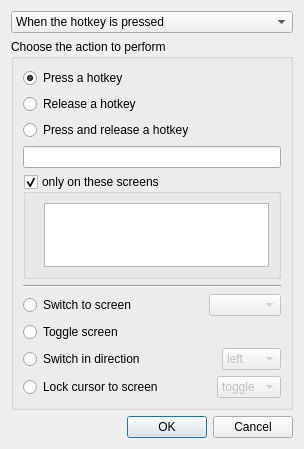
Qt form src/gui/src/ActionDialog.ui (input-leap/input-leap) before a commit.
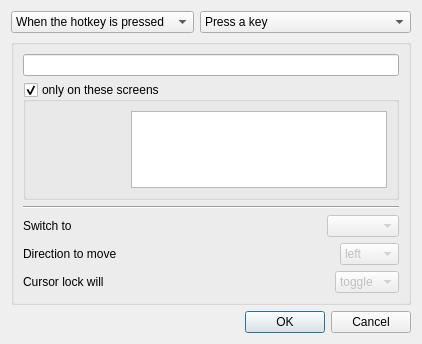
The same form after that commit. Custom widgets are drawn as their Qt base class.

Commit message: ActionDialog: Ux, use a ComboBox to select the action type

Patch:
```diff
--- a/src/gui/src/ActionDialog.ui
+++ b/src/gui/src/ActionDialog.ui
@@ -7,7 +7,7 @@
     <x>0</x>
     <y>0</y>
     <width>304</width>
-    <height>441</height>
+    <height>344</height>
    </rect>
   </property>
   <property name="windowTitle">
@@ -15,49 +15,68 @@
   </property>
   <layout class="QVBoxLayout" name="verticalLayout">
    <item>
-    <widget class="QComboBox" name="comboTriggerOn">
+    <layout class="QHBoxLayout" name="horizontalLayout_4">
      <item>
-      <property name="text">
-       <string>When the hotkey is pressed</string>
-      </property>
+      <widget class="QComboBox" name="comboTriggerOn">
+       <item>
+        <property name="text">
+         <string>When the hotkey is pressed</string>
+        </property>
+       </item>
+       <item>
+        <property name="text">
+         <string>When the hotkey is released</string>
+        </property>
+       </item>
+      </widget>
      </item>
      <item>
-      <property name="text">
-       <string>When the hotkey is released</string>
-      </property>
+      <widget class="QComboBox" name="comboActionType">
+       <item>
+        <property name="text">
+         <string>Press a key</string>
+        </property>
+       </item>
+       <item>
+        <property name="text">
+         <string>Release a key</string>
+        </property>
+       </item>
+       <item>
+        <property name="text">
+         <string>Toggle a key</string>
+        </property>
+       </item>
+       <item>
+        <property name="text">
+         <string>Switch to a specific screen</string>
+        </property>
+       </item>
+       <item>
+        <property name="text">
+         <string>Switch to the next screen</string>
+        </property>
+       </item>
+       <item>
+        <property name="text">
+         <string>Switch to the screen in a direction</string>
+        </property>
+       </item>
+       <item>
+        <property name="text">
+         <string>Modify the cursor lock</string>
+        </property>
+       </item>
+      </widget>
      </item>
-    </widget>
+    </layout>
    </item>
    <item>
     <widget class="QGroupBox" name="m_pGroupType">
      <property name="title">
-      <string>Choose the action to perform</string>
+      <string/>
      </property>
      <layout class="QVBoxLayout">
-      <item>
-       <widget class="QRadioButton" name="m_pRadioPress">
-        <property name="text">
-         <string>Press a hotkey</string>
-        </property>
-        <property name="checked">
-         <bool>true</bool>
-        </property>
-       </widget>
-      </item>
-      <item>
-       <widget class="QRadioButton" name="m_pRadioRelease">
-        <property name="text">
-         <string>Release a hotkey</string>
-        </property>
-       </widget>
-      </item>
-      <item>
-       <widget class="QRadioButton" name="m_pRadioPressAndRelease">
-        <property name="text">
-         <string>Press and release a hotkey</string>
-        </property>
-       </widget>
-      </item>
       <item>
        <widget class="KeySequenceWidget" name="keySequenceWidget">
         <property name="sizePolicy">
@@ -128,9 +147,9 @@
       <item>
        <layout class="QHBoxLayout">
         <item>
-         <widget class="QRadioButton" name="m_pRadioSwitchToScreen">
+         <widget class="QLabel" name="label">
           <property name="text">
-           <string>Switch to screen</string>
+           <string>Switch to</string>
           </property>
          </widget>
         </item>
@@ -159,20 +178,9 @@
       <item>
        <layout class="QHBoxLayout">
         <item>
-         <widget class="QRadioButton" name="m_pRadioToggleScreen">
+         <widget class="QLabel" name="label_2">
           <property name="text">
-           <string>Toggle screen</string>
-          </property>
-         </widget>
-        </item>
-       </layout>
-      </item>
-      <item>
-       <layout class="QHBoxLayout">
-        <item>
-         <widget class="QRadioButton" name="m_pRadioSwitchInDirection">
-          <property name="text">
-           <string>Switch in direction</string>
+           <string>Direction to move</string>
           </property>
          </widget>
         </item>
@@ -221,9 +229,9 @@
       <item>
        <layout class="QHBoxLayout">
         <item>
-         <widget class="QRadioButton" name="m_pRadioLockCursorToScreen">
+         <widget class="QLabel" name="label_3">
           <property name="text">
-           <string>Lock cursor to screen</string>
+           <string>Cursor lock will</string>
           </property>
          </widget>
         </item>
```
Left out of the diff: 147 changed lines with no effect on the pictures. The commit also changes 2 other files.
